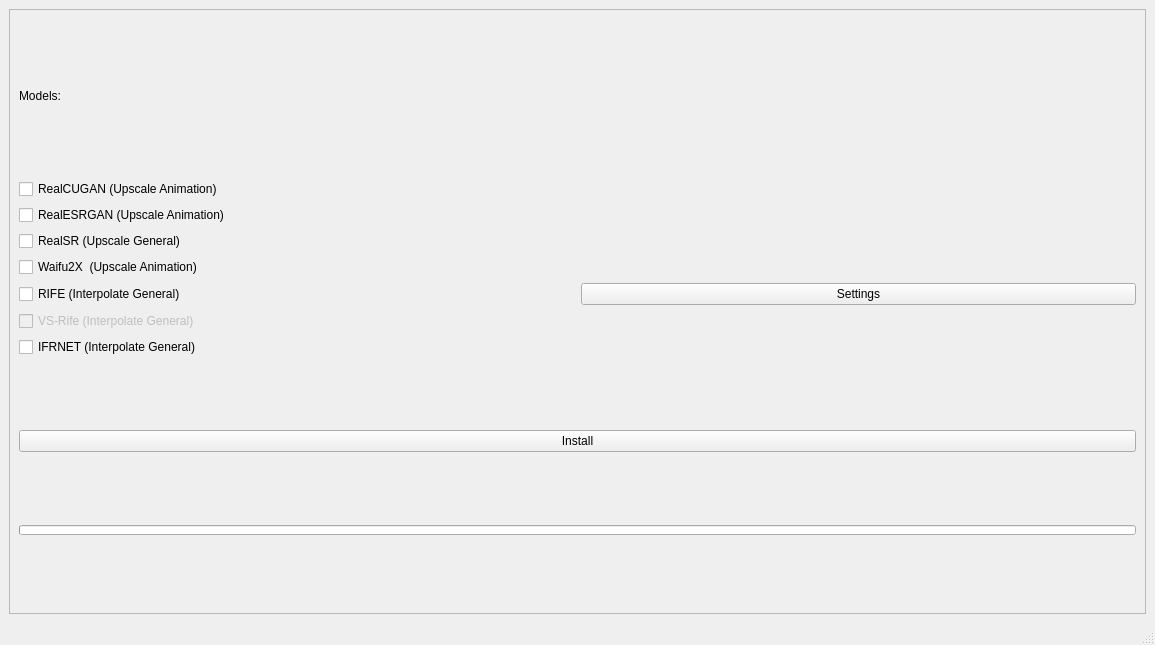
Qt form src/getModels/SelectAI.ui (TNTwise/REAL-Video-Enhancer) before a commit.
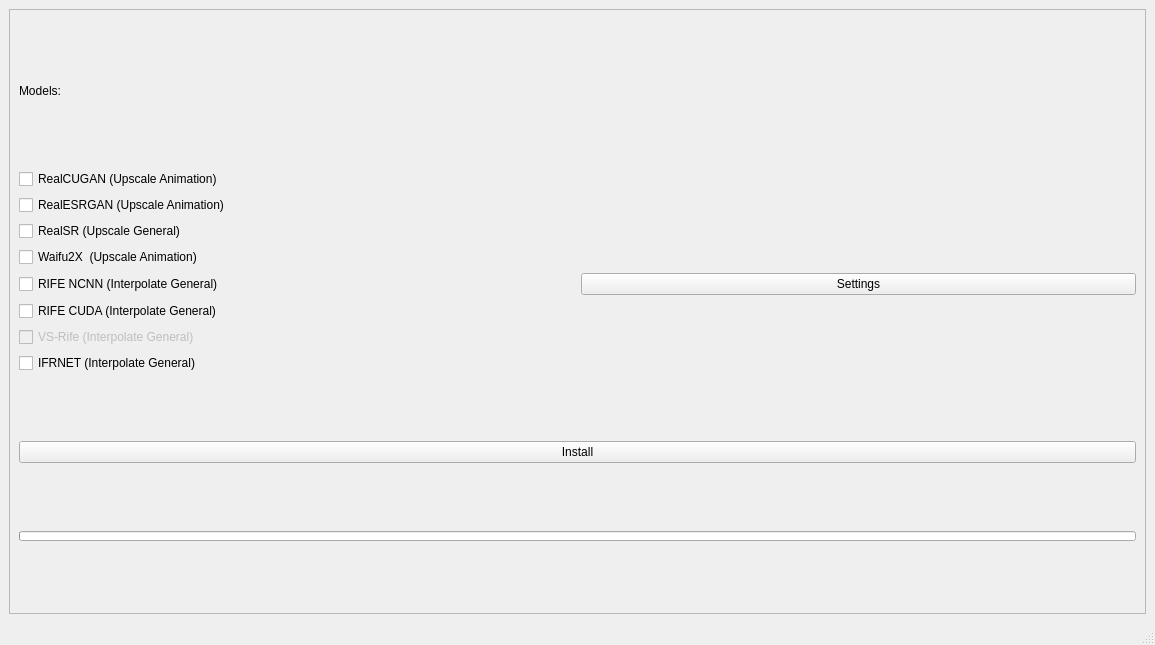
The same form after that commit.

Commit message: add cuda install option

What changed in the file:
```diff
--- a/src/getModels/SelectAI.ui
+++ b/src/getModels/SelectAI.ui
@@ -78,6 +78,13 @@
            </property>
           </widget>
          </item>
+         <item row="2" column="0">
+          <widget class="QCheckBox" name="RealESRGANCheckBox">
+           <property name="text">
+            <string>RealESRGAN (Upscale Animation)</string>
+           </property>
+          </widget>
+         </item>
          <item row="1" column="0">
           <widget class="QCheckBox" name="RealCUGANCheckBox">
            <property name="enabled">
@@ -88,10 +95,10 @@
            </property>
           </widget>
          </item>
-         <item row="7" column="0">
-          <widget class="QCheckBox" name="Waifu2xCheckBox">
+         <item row="10" column="0">
+          <widget class="QCheckBox" name="RifeCheckBox">
            <property name="text">
-            <string>Waifu2X  (Upscale Animation)</string>
+            <string>RIFE NCNN (Interpolate General)</string>
            </property>
           </widget>
          </item>
@@ -102,31 +109,14 @@
            </property>
           </widget>
          </item>
-         <item row="10" column="0">
-          <widget class="QCheckBox" name="RifeCheckBox">
+         <item row="7" column="0">
+          <widget class="QCheckBox" name="Waifu2xCheckBox">
            <property name="text">
-            <string>RIFE (Interpolate General)</string>
+            <string>Waifu2X  (Upscale Animation)</string>
            </property>
           </widget>
          </item>
-         <item row="2" column="0">
-          <widget class="QCheckBox" name="RealESRGANCheckBox">
-           <property name="text">
-            <string>RealESRGAN (Upscale Animation)</string>
-           </property>
-          </widget>
-         </item>
-         <item row="14" column="0">
-          <widget class="QCheckBox" name="CainCheckBox">
-           <property name="enabled">
-            <bool>true</bool>
-           </property>
-           <property name="text">
-            <string>IFRNET (Interpolate General)</string>
-           </property>
-          </widget>
-         </item>
-         <item row="11" column="0">
+         <item row="12" column="0">
           <widget class="QCheckBox" name="RifeVSCheckBox">
            <property name="enabled">
             <bool>false</bool>
@@ -136,6 +126,23 @@
            </property>
           </widget>
          </item>
+         <item row="15" column="0">
+          <widget class="QCheckBox" name="CainCheckBox">
+           <property name="enabled">
+            <bool>true</bool>
+           </property>
+           <property name="text">
+            <string>IFRNET (Interpolate General)</string>
+           </property>
+          </widget>
+         </item>
+         <item row="11" column="0">
+          <widget class="QCheckBox" name="RifeCUDACheckBox">
+           <property name="text">
+            <string>RIFE CUDA (Interpolate General)</string>
+           </property>
+          </widget>
+         </item>
         </layout>
        </item>
       </layout>
```
The commit also changes 17 other files.
